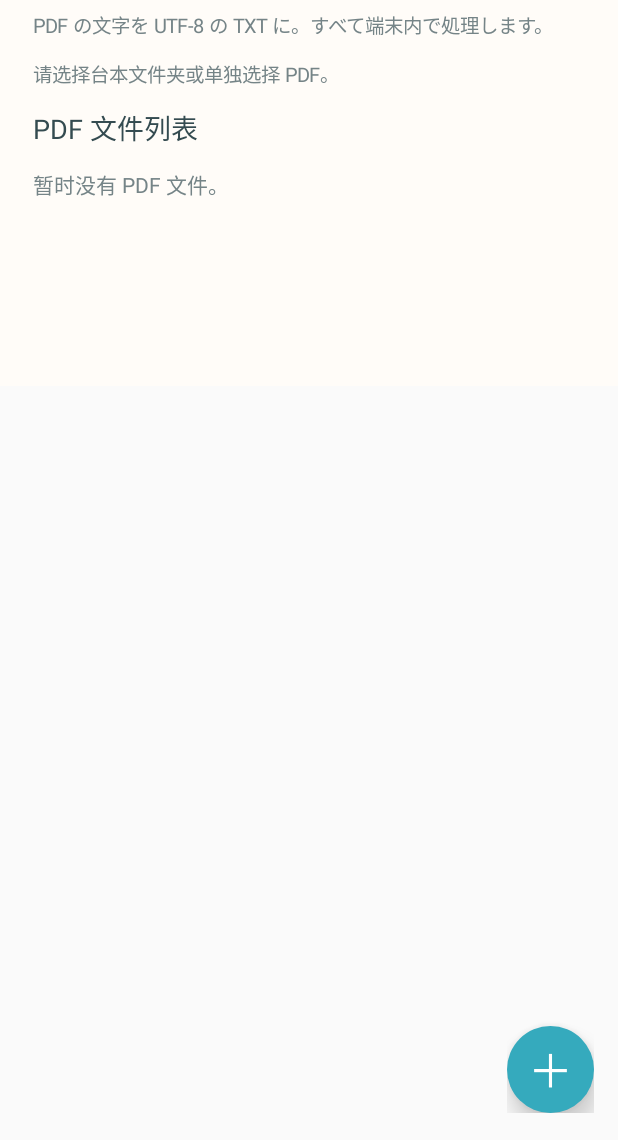
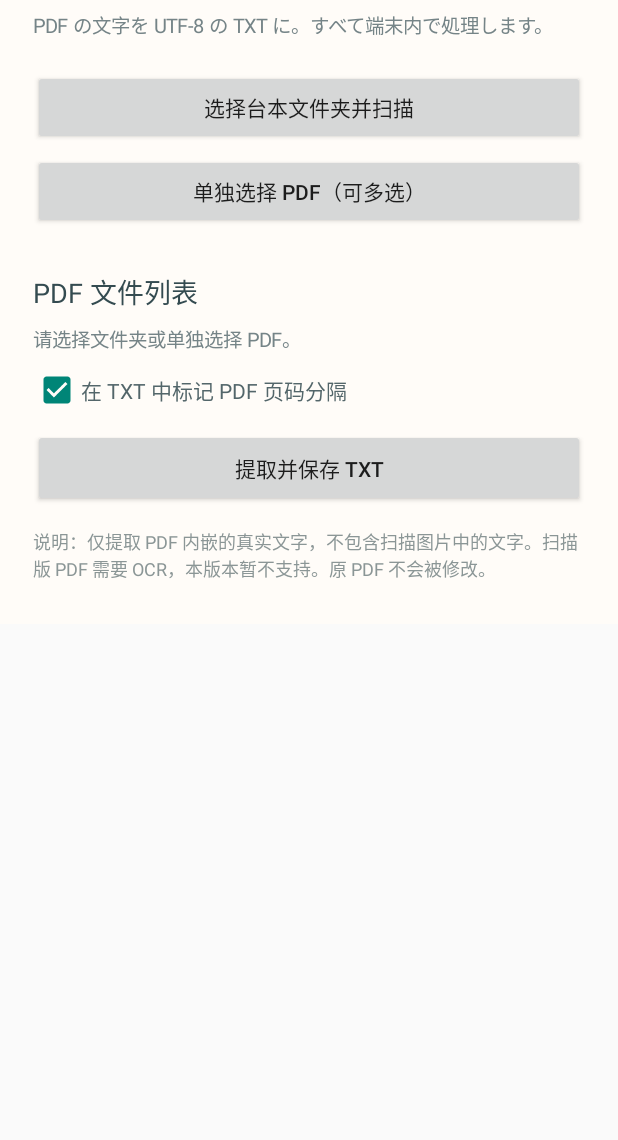
Before and after one commit to wuyueyuluos/pdf-compressor-android, an Android app: the screen it shows after launch (MainActivity), on a phone screen of 412 x 824 dp, the part 96-1236 px from its top. Run offline under Robolectric (Android 15) with nearby library versions, the phone set to English and light mode, and no system bars.

Commit message:
Restore simple extractor UI from build #5 baseline

```diff
--- a/japanese-script-extractor/app/src/main/java/com/bingchen/scripttext/MainActivity.kt
+++ b/japanese-script-extractor/app/src/main/java/com/bingchen/scripttext/MainActivity.kt
@@ -1,17 +1,13 @@
 package com.bingchen.scripttext
 
 import android.content.Intent
-import android.graphics.Typeface
-import android.graphics.drawable.GradientDrawable
 import android.net.Uri
 import android.os.Bundle
 import android.os.Handler
 import android.os.Looper
-import android.view.Gravity
-import android.view.View
 import android.view.ViewGroup
+import android.widget.Button
 import android.widget.CheckBox
-import android.widget.FrameLayout
 import android.widget.LinearLayout
 import android.widget.ScrollView
 import android.widget.TextView
@@ -19,6 +15,7 @@ import android.widget.Toast
 import androidx.activity.ComponentActivity
 import androidx.activity.result.contract.ActivityResultContracts
 import androidx.documentfile.provider.DocumentFile
+import java.io.File
 import java.util.concurrent.Executors
 
 class MainActivity : ComponentActivity() {
@@ -26,20 +23,13 @@ class MainActivity : ComponentActivity() {
     private val executor = Executors.newSingleThreadExecutor()
     private val mainHandler = Handler(Looper.getMainLooper())
     private var treeUri: Uri? = null
-    private val allFiles = linkedMapOf<String, DocumentFile>()
-    private val selectedKeys = linkedSetOf<String>()
-    private val filePaths = mutableMapOf<String, String>()
+    private val selected = linkedMapOf<String, DocumentFile>()
     private var includePageMarkers = true
-    private var menuExpanded = false
-
-    private lateinit var scroll: ScrollView
+    private lateinit var root: LinearLayout
     private lateinit var list: LinearLayout
     private lateinit var status: TextView
+    private lateinit var convertButton: Button
     private lateinit var pageMarkerCheck: CheckBox
-    private lateinit var selectAllLabel: TextView
-    private lateinit var fabMenu: LinearLayout
-    private lateinit var mainFab: TextView
-    private lateinit var convertAction: TextView
 
     private val folderPicker = registerForActivityResult(ActivityResultContracts.OpenDocumentTree()) { uri ->
         if (uri != null) {
@@ -54,13 +44,8 @@ class MainActivity : ComponentActivity() {
             uris.forEach { uri ->
                 try { contentResolver.takePersistableUriPermission(uri, Intent.FLAG_GRANT_READ_URI_PERMISSION) } catch (_: Exception) {}
                 val file = DocumentFile.fromSingleUri(this, uri)
-                if (file != null) {
-                    val key = uri.toString()
-                    allFiles[key] = file
-                    selectedKeys.add(key)
-                }
+                if (file != null) selected[uri.toString()] = file
             }
-            status.text = "已添加 " + uris.size + " 份 PDF，当前选择 " + selectedKeys.size + " 份。"
             renderList()
         }
     }
@@ -78,146 +63,67 @@ class MainActivity : ComponentActivity() {
     }
 
     private fun buildUi() {
-        val frame = FrameLayout(this)
-        scroll = ScrollView(this)
-        val root = LinearLayout(this).apply {
+        val scroll = ScrollView(this)
+        root = LinearLayout(this).apply {
             orientation = LinearLayout.VERTICAL
-            setPadding(dp(22), dp(24), dp(22), dp(112))
+            setPadding(dp(22), dp(24), dp(22), dp(28))
             setBackgroundColor(0xFFFFFCF8.toInt())
         }
         scroll.addView(root)
-        frame.addView(scroll, FrameLayout.LayoutParams(ViewGroup.LayoutParams.MATCH_PARENT, ViewGroup.LayoutParams.MATCH_PARENT))
-        setContentView(frame)
+        setContentView(scroll)
 
         root.addView(TextView(this).apply {
             text = "日文台本提取器"
             textSize = 27f
             setTextColor(0xFF344B50.toInt())
-            typeface = Typeface.DEFAULT_BOLD
+            typeface = android.graphics.Typeface.DEFAULT_BOLD
         })
         root.addView(TextView(this).apply {
             text = "PDF の文字を UTF-8 の TXT に。すべて端末内で処理します。"
             textSize = 13f
             setTextColor(0xFF758487.toInt())
-            setPadding(0, dp(7), 0, dp(10))
+            setPadding(0, dp(7), 0, dp(20))
         })
-        status = TextView(this).apply {
-            text = "请选择台本文件夹或单独选择 PDF。"
-            textSize = 13f
-            setTextColor(0xFF758487.toInt())
-            setPadding(0, dp(3), 0, dp(12))
-        }
-        root.addView(status)
+        button("选择台本文件夹并扫描") { folderPicker.launch(treeUri) }
+        button("单独选择 PDF（可多选）") { pdfPicker.launch(arrayOf("application/pdf")) }
+
         root.addView(TextView(this).apply {
             text = "PDF 文件列表"
             textSize = 18f
             setTextColor(0xFF344B50.toInt())
-            setPadding(0, 0, 0, dp(9))
+            setPadding(0, dp(22), 0, dp(8))
         })
+        status = TextView(this).apply {
+            text = "请选择文件夹或单独选择 PDF。"
+            textSize = 13f
+            setTextColor(0xFF758487.toInt())
+            setPadding(0, 0, 0, dp(8))
+        }
+        root.addView(status)
         list = LinearLayout(this).apply { orientation = LinearLayout.VERTICAL }
         root.addView(list)
-        renderList()
 
-        fabMenu = LinearLayout(this).apply {
-            orientation = LinearLayout.VERTICAL
-            gravity = Gravity.END
-            visibility = View.GONE
-            setPadding(dp(8), dp(8), dp(8), dp(8))
-        }
-        addMenuAction(fabMenu, "选择台本文件夹并扫描", "▣") { folderPicker.launch(treeUri) }
-        addMenuAction(fabMenu, "单独选择 PDF（可多选）", "＋") { pdfPicker.launch(arrayOf("application/pdf")) }
-
-        val markerRow = LinearLayout(this).apply {
-            orientation = LinearLayout.HORIZONTAL
-            gravity = Gravity.CENTER_VERTICAL
-            setPadding(dp(12), dp(5), dp(10), dp(5))
-            background = rounded(0xFFFFFCF8.toInt(), 20)
-            isClickable = true
-            isFocusable = true
-            setOnClickListener { pageMarkerCheck.isChecked = !pageMarkerCheck.isChecked }
-        }
         pageMarkerCheck = CheckBox(this).apply {
+            text = "在 TXT 中标记 PDF 页码分隔"
             isChecked = true
-            buttonTintList = android.content.res.ColorStateList.valueOf(0xFF269EAA.toInt())
+            setTextColor(0xFF53666A.toInt())
             setOnCheckedChangeListener { _, checked -> includePageMarkers = checked }
         }
-        markerRow.addView(pageMarkerCheck)
-        markerRow.addView(TextView(this).apply {
-            text = "在 TXT 中标记 PDF 页码分隔"
-            textSize = 13f
-            setTextColor(0xFF344B50.toInt())
+        root.addView(pageMarkerCheck)
+        convertButton = Button(this).apply {
+            text = "提取并保存 TXT"
+            isAllCaps = false
+            setOnClickListener { convertSelected() }
+        }
+        root.addView(convertButton, LinearLayout.LayoutParams(ViewGroup.LayoutParams.MATCH_PARENT, dp(52)).apply {
+            topMargin = dp(10)
         })
-        fabMenu.addView(markerRow)
-        selectAllLabel = addMenuAction(fabMenu, "全选", "☑") { toggleSelectAll() }
-        addMenuAction(fabMenu, "回顶", "↑") { scroll.smoothScrollTo(0, 0) }
-        convertAction = addMenuAction(fabMenu, "提取并保存 TXT", "↓") { convertSelected() }
-
-        mainFab = TextView(this).apply {
-            text = "＋"
-            textSize = 30f
-            gravity = Gravity.CENTER
-            setTextColor(0xFFFFFFFF.toInt())
-            background = rounded(0xFF35AABD.toInt(), 100)
-            elevation = dp(8).toFloat()
-            isClickable = true
-            isFocusable = true
-            setOnClickListener { setMenuExpanded(!menuExpanded) }
-        }
-        val panel = LinearLayout(this).apply {
-            orientation = LinearLayout.VERTICAL
-            gravity = Gravity.END
-            addView(fabMenu)
-            addView(mainFab, LinearLayout.LayoutParams(dp(58), dp(58)).apply { topMargin = dp(5) })
-        }
-        frame.addView(panel, FrameLayout.LayoutParams(ViewGroup.LayoutParams.WRAP_CONTENT, ViewGroup.LayoutParams.WRAP_CONTENT, Gravity.END or Gravity.BOTTOM).apply {
-            setMargins(0, 0, dp(16), dp(18))
+        root.addView(TextView(this).apply {
+            text = "说明：仅提取 PDF 内嵌的真实文字，不包含扫描图片中的文字。扫描版 PDF 需要 OCR，本版本暂不支持。原 PDF 不会被修改。"
+            textSize = 12f
+            setTextColor(0xFF8B9696.toInt())
+            setPadding(0, dp(14), 0, 0)
         })
-    }
-
-    private fun addMenuAction(parent: LinearLayout, label: String, symbol: String, action: () -> Unit): TextView {
-        val row = LinearLayout(this).apply {
-            orientation = LinearLayout.HORIZONTAL
-            gravity = Gravity.CENTER_VERTICAL or Gravity.END
-            setPadding(0, dp(4), 0, dp(4))
-            minimumHeight = dp(52)
-            isClickable = true
-            isFocusable = true
-            setOnClickListener { action() }
-        }
-        val text = TextView(this).apply {
-            this.text = label
-            textSize = 13f
-            setTextColor(0xFF344B50.toInt())
-            setPadding(dp(14), dp(10), dp(14), dp(10))
-            background = rounded(0xFFFFFCF8.toInt(), 18)
-            elevation = dp(3).toFloat()
-            minWidth = dp(150)
-            gravity = Gravity.CENTER
-        }
-        val icon = TextView(this).apply {
-            this.text = symbol
-            textSize = 21f
-            gravity = Gravity.CENTER
-            setTextColor(0xFFFFFFFF.toInt())
-            background = rounded(0xFF35AABD.toInt(), 100)
-            elevation = dp(4).toFloat()
-            isClickable = false
-        }
-        row.addView(text)
-        row.addView(icon, LinearLayout.LayoutParams(dp(46), dp(46)).apply { leftMargin = dp(9) })
-        parent.addView(row, LinearLayout.LayoutParams(ViewGroup.LayoutParams.WRAP_CONTENT, dp(54)))
-        return text
-    }
-
-    private fun setMenuExpanded(expanded: Boolean) {
-        menuExpanded = expanded
-        fabMenu.visibility = if (expanded) View.VISIBLE else View.GONE
-        mainFab.text = if (expanded) "×" else "＋"
-    }
-
-    private fun rounded(color: Int, radius: Int): GradientDrawable = GradientDrawable().apply {
-        setColor(color)
-        cornerRadius = dp(radius).toFloat()
     }
 
     private fun scanFolder() {
@@ -230,63 +136,48 @@ class MainActivity : ComponentActivity() {
                 fun walk(dir: DocumentFile, path: String) {
                     dir.listFiles().forEach { file ->
                         val name = file.name ?: "未命名文件"
-                        val next = path + "/" + name
+                        val next = "$path/$name"
                         if (file.isDirectory) walk(file, next)
                         else if (name.endsWith(".pdf", ignoreCase = true)) found.add(file to next)
                     }
                 }
                 walk(tree, tree.name ?: "已选文件夹")
                 mainHandler.post {
-                    allFiles.clear()
-                    selectedKeys.clear()
-                    filePaths.clear()
-                    found.forEach {
-                        val key = it.first.uri.toString()
-                        allFiles[key] = it.first
-                        selectedKeys.add(key)
-                        filePaths[key] = it.second
-                    }
-                    status.text = "扫描完成：找到 " + found.size + " 份 PDF，已全部勾选。"
-                    updateSelectAllLabel()
-                    renderList()
+                    selected.clear()
+                    found.forEach { selected[it.first.uri.toString()] = it.first }
+                    status.text = "扫描完成：找到 ${found.size} 份 PDF。勾选需要提取的文件。"
+                    renderList(found.associate { it.first.uri.toString() to it.second })
                 }
             } catch (e: Exception) {
-                mainHandler.post { status.text = "扫描失败：" + (e.message ?: "未知错误") }
+                mainHandler.post { status.text = "扫描失败：${e.message}" }
             }
         }
     }
 
-    private fun renderList() {
+    private fun renderList(paths: Map<String, String> = emptyMap()) {
         list.removeAllViews()
-        if (allFiles.isEmpty()) {
-            list.addView(TextView(this).apply {
-                text = "暂时没有 PDF 文件。"
-                setTextColor(0xFF758487.toInt())
-                setPadding(0, dp(5), 0, dp(12))
-            })
-            updateSelectAllLabel()
+        if (selected.isEmpty()) {
+            list.addView(TextView(this).apply { text = "暂时没有 PDF 文件。"; setTextColor(0xFF758487.toInt()) })
             return
         }
-        allFiles.forEach { (key, file) ->
+        selected.forEach { (key, file) ->
             val row = LinearLayout(this).apply {
                 orientation = LinearLayout.HORIZONTAL
-                gravity = Gravity.CENTER_VERTICAL
                 setPadding(dp(10), dp(8), dp(10), dp(8))
-                background = rounded(0xFFF3F0E9.toInt(), 12)
+                setBackgroundColor(0xFFF3F0E9.toInt())
             }
             val check = CheckBox(this).apply {
                 text = file.name ?: "未命名 PDF"
-                isChecked = selectedKeys.contains(key)
+                isChecked = true
                 setTextColor(0xFF344B50.toInt())
-                buttonTintList = android.content.res.ColorStateList.valueOf(0xFF269EAA.toInt())
                 setOnCheckedChangeListener { _, checked ->
-                    if (checked) selectedKeys.add(key) else selectedKeys.remove(key)
-                    status.text = "已选择 " + selectedKeys.size + " / " + allFiles.size + " 份 PDF。"
-                    updateSelectAllLabel()
+                    if (checked) selected[key] = file else selected.remove(key)
+                    status.text = "已选择 ${selected.size} 份 PDF。"
                 }
             }
             row.addView(check, LinearLayout.LayoutParams(0, ViewGroup.LayoutParams.WRAP_CONTENT, 1f))
-            filePaths[key]?.let { path ->
+            val path = paths[key]
+            if (path != null) {
                 row.addView(TextView(this).apply {
                     text = path
                     textSize = 10f
@@ -298,27 +189,10 @@ class MainActivity : ComponentActivity() {
                 bottomMargin = dp(6)
             })
         }
-        updateSelectAllLabel()
-    }
-
-    private fun toggleSelectAll() {
-        if (allFiles.isEmpty()) {
-            Toast.makeText(this, "当前没有 PDF 文件。", Toast.LENGTH_SHORT).show()
-            return
-        }
-        if (selectedKeys.size == allFiles.size) selectedKeys.clear() else selectedKeys.addAll(allFiles.keys)
-        status.text = if (selectedKeys.isEmpty()) "已取消全部选择。" else "已选择全部 " + selectedKeys.size + " 份 PDF。"
-        renderList()
-    }
-
-    private fun updateSelectAllLabel() {
-        if (::selectAllLabel.isInitialized) {
-            selectAllLabel.text = if (allFiles.isNotEmpty() && selectedKeys.size == allFiles.size) "取消全选" else "全选"
-        }
     }
 
     private fun convertSelected() {
-        val files = selectedKeys.mapNotNull { allFiles[it] }
+        val files = selected.values.toList()
         if (files.isEmpty()) {
             Toast.makeText(this, "请先选择 PDF 文件。", Toast.LENGTH_SHORT).show()
             return
@@ -328,7 +202,7 @@ class MainActivity : ComponentActivity() {
             Toast.makeText(this, "请先选择一个输出文件夹。", Toast.LENGTH_LONG).show()
             return
         }
-        convertAction.isEnabled = false
+        convertButton.isEnabled = false
         status.text = "正在提取文字，请稍候……"
         val markers = includePageMarkers
         executor.execute {
@@ -349,10 +223,10 @@ class MainActivity : ComponentActivity() {
                             noText++
                         } else {
                             val base = name.substringBeforeLast('.', name)
-                            var outputName = base + ".txt"
+                            var outputName = "$base.txt"
                             var suffix = 2
                             while (outputDir.findFile(outputName) != null) {
-                                outputName = base + "(" + suffix + ").txt"
+                                outputName = "$base($suffix).txt"
                                 suffix++
                             }
                             val target = outputDir.createFile("text/plain", outputName)
@@ -368,30 +242,37 @@ class MainActivity : ComponentActivity() {
                             success++
                         }
                     } catch (e: Exception) {
-                        failures.add(name + "：" + (e.message ?: "转换失败"))
+                        failures.add("$name：${e.message ?: "转换失败"}")
                     }
                 }
                 mainHandler.post {
                     val detail = buildString {
-                        append("完成：成功生成 " + success + " 份 TXT。")
-                        if (noText > 0) append("\n" + noText + " 份 PDF 未提取到文字（可能是扫描图片）。")
-                        if (failures.isNotEmpty()) append("\n失败：" + failures.joinToString("；"))
+                        append("完成：成功生成 ${success} 份 TXT。")
+                        if (noText > 0) append("\n${noText} 份 PDF 未提取到文字（可能是扫描图片）。")
+                        if (failures.isNotEmpty()) append("\n失败：${failures.joinToString("；")}")
                         append("\n保存位置：台本TXT 文件夹。")
                     }
                     status.text = detail
-                    convertAction.isEnabled = true
-                    setMenuExpanded(false)
-                    scroll.smoothScrollTo(0, 0)
+                    convertButton.isEnabled = true
                 }
             } catch (e: Exception) {
                 mainHandler.post {
-                    status.text = "处理失败：" + (e.message ?: "未知错误")
-                    convertAction.isEnabled = true
-                    scroll.smoothScrollTo(0, 0)
+                    status.text = "处理失败：${e.message ?: "未知错误"}"
+                    convertButton.isEnabled = true
                 }
             }
         }
     }
 
+    private fun button(label: String, action: () -> Unit) {
+        root.addView(Button(this).apply {
+            text = label
+            isAllCaps = false
+            setOnClickListener { action() }
+        }, LinearLayout.LayoutParams(ViewGroup.LayoutParams.MATCH_PARENT, dp(50)).apply {
+            bottomMargin = dp(6)
+        })
+    }
+
     private fun dp(value: Int): Int = (value * resources.displayMetrics.density).toInt()
 }
```
